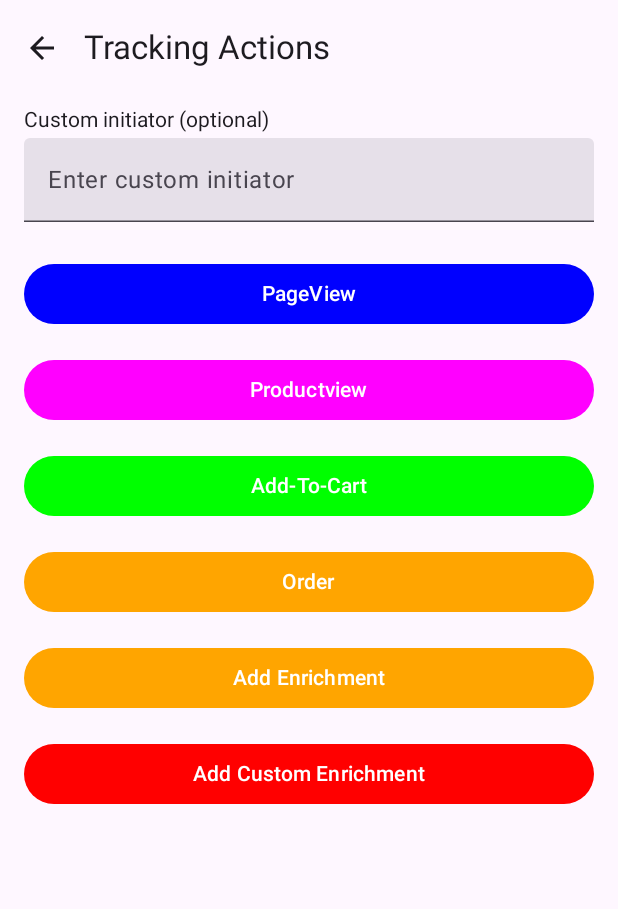
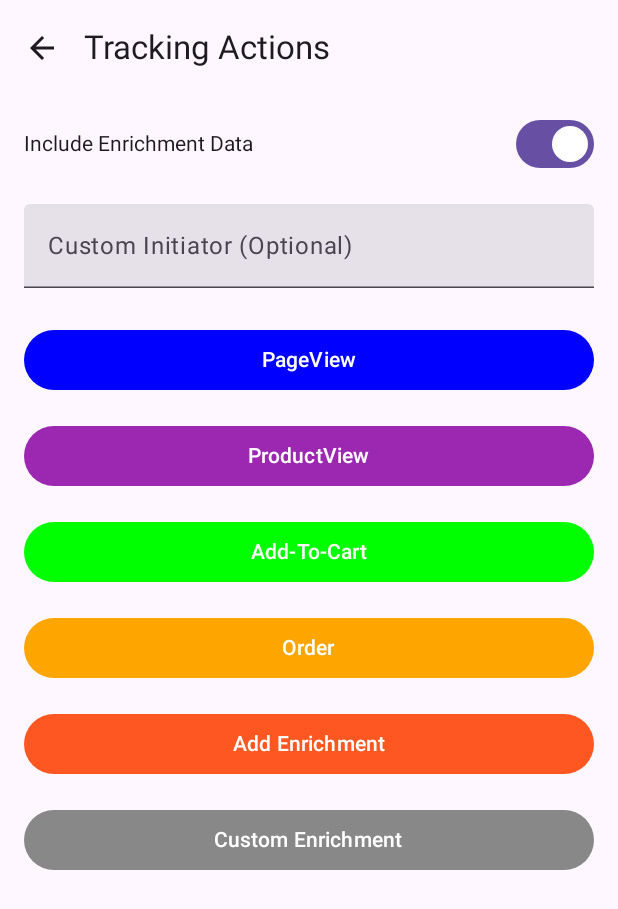
Before and after one commit to JENTISDev/jentis-sdk-android-app-example, an Android app built with Jetpack Compose: the TrackingScreen screen opened through its navigation route, on a phone screen of 412 x 824 dp. Shown: the top 909 px of the screen. Run offline under Robolectric (Android 15) with nearby library versions, the phone set to English and light mode, and no system bars; libraries missing offline, so code that uses them is left out: com.jentis.sdk.

Commit message:
APP-182 - Enrichments Improvements

```diff
--- a/app/build.gradle.kts
+++ b/app/build.gradle.kts
@@ -12,7 +12,7 @@ android {
         minSdk = 28
         targetSdk = 34
         versionCode = 1
-        versionName = "1.0.17"
+        versionName = "1.0.20"
 
         testInstrumentationRunner = "androidx.test.runner.AndroidJUnitRunner"
         vectorDrawables {
@@ -76,7 +76,7 @@ dependencies {
     implementation("androidx.navigation:navigation-compose:2.8.4")
 
     // Implemented jentis SDK
-    implementation("com.github.JENTISDev:jentis-sdk-android:1.0.30")
+    implementation("com.github.JENTISDev:jentis-sdk-android:1.0.33")
 
     //Firebase
     implementation(platform("com.google.firebase:firebase-bom:33.4.0"))
--- a/app/src/main/java/com/jentis/jentisappexample/Application.kt
+++ b/app/src/main/java/com/jentis/jentisappexample/Application.kt
@@ -56,7 +56,9 @@ class Application : Application() {
             debugCode = debugCode,
             authToken = null,
             sessionTimeoutParam = sessionTimeout.toIntOrNull(),
-            protocol = protocol
+            protocol = protocol,
+            enableOfflineTracking = true,
+            offlineTimeout = 3600
         )
     }
 }
--- a/app/src/main/java/com/jentis/jentisappexample/fragments/TrackingScreen.kt
+++ b/app/src/main/java/com/jentis/jentisappexample/fragments/TrackingScreen.kt
@@ -2,6 +2,7 @@ package com.jentis.jentisappexample.fragments
 
 import androidx.compose.foundation.layout.Arrangement
 import androidx.compose.foundation.layout.Column
+import androidx.compose.foundation.layout.Row
 import androidx.compose.foundation.layout.fillMaxSize
 import androidx.compose.foundation.layout.fillMaxWidth
 import androidx.compose.foundation.layout.padding
@@ -13,12 +14,14 @@ import androidx.compose.material3.ExperimentalMaterial3Api
 import androidx.compose.material3.Icon
 import androidx.compose.material3.IconButton
 import androidx.compose.material3.Scaffold
+import androidx.compose.material3.Switch
 import androidx.compose.material3.Text
 import androidx.compose.material3.TextField
 import androidx.compose.material3.TopAppBar
 import androidx.compose.runtime.Composable
 import androidx.compose.runtime.mutableStateOf
 import androidx.compose.runtime.remember
+import androidx.compose.ui.Alignment
 import androidx.compose.ui.Modifier
 import androidx.compose.ui.graphics.Color
 import androidx.compose.ui.unit.dp
@@ -28,8 +31,8 @@ import com.jentis.sdk.jentissdk.JentisTrackService
 @OptIn(ExperimentalMaterial3Api::class)
 @Composable
 fun TrackingScreen(navController: NavController) {
-
     val customInitiator = remember { mutableStateOf("") }
+    val includeEnrichmentData = remember { mutableStateOf(true) }
 
     Scaffold(
         topBar = {
@@ -50,94 +53,89 @@ fun TrackingScreen(navController: NavController) {
                     .padding(horizontal = 16.dp, vertical = 8.dp),
                 verticalArrangement = Arrangement.Top
             ) {
+                // Include Enrichment Data
+                Row(
+                    verticalAlignment = Alignment.CenterVertically,
+                    modifier = Modifier
+                        .fillMaxWidth()
+                        .padding(bottom = 16.dp)
+                ) {
                     Text(
-                    text = "Custom initiator (optional)",
-                    modifier = Modifier.padding(bottom = 4.dp)
+                        text = "Include Enrichment Data",
+                        modifier = Modifier.weight(1f)
                     )
+                    Switch(
+                        checked = includeEnrichmentData.value,
+                        onCheckedChange = { includeEnrichmentData.value = it }
+                    )
+                }
 
+                // Custom Initiator Field
                 TextField(
                     value = customInitiator.value,
                     onValueChange = { customInitiator.value = it },
-                    label = { Text("Enter custom initiator") },
+                    label = { Text("Custom Initiator (Optional)") },
                     modifier = Modifier
                         .fillMaxWidth()
                         .padding(bottom = 16.dp)
                 )
 
+                // Buttons Section
+                TrackingButton(
+                    label = "PageView",
+                    backgroundColor = Color.Blue,
+                    onClick = { addPageView(customInitiator.value) }
+                )
+                TrackingButton(
+                    label = "ProductView",
+                    backgroundColor = Color(0xFF9C27B0), // Purple
+                    onClick = { addProductView(customInitiator.value) }
+                )
+                TrackingButton(
+                    label = "Add-To-Cart",
+                    backgroundColor = Color.Green,
+                    onClick = { addToCart(customInitiator.value) }
+                )
+                TrackingButton(
+                    label = "Order",
+                    backgroundColor = Color(0xFFFFA500), // Orange
+                    onClick = { addOrders(customInitiator.value) }
+                )
+                TrackingButton(
+                    label = "Add Enrichment",
+                    backgroundColor = Color(0xFFFF5722), // Deep Orange
+                    onClick = { addEnrichment() }
+                )
+                TrackingButton(
+                    label = "Custom Enrichment",
+                    backgroundColor = Color.Gray,
+                    onClick = { addCustomEnrichment() }
+                )
+            }
+        }
+    )
+}
+
+@Composable
+fun TrackingButton(label: String, backgroundColor: Color, onClick: () -> Unit) {
     Button(
-                    onClick = {
-                        addPageView(customInitiator.value)
-                    },
-                    colors = ButtonDefaults.buttonColors(containerColor = Color.Blue),
+        onClick = onClick,
+        colors = ButtonDefaults.buttonColors(containerColor = backgroundColor),
         modifier = Modifier
             .fillMaxWidth()
             .padding(vertical = 8.dp)
     ) {
-                    Text("PageView")
-                }
-
-                Button(
-                    onClick = {
-                        addProductView(customInitiator.value)
-                    },
-                    colors = ButtonDefaults.buttonColors(containerColor = Color.Magenta),
-                    modifier = Modifier
-                        .fillMaxWidth()
-                        .padding(vertical = 8.dp)
+        Row(
+            verticalAlignment = Alignment.CenterVertically,
+            horizontalArrangement = Arrangement.Center,
+            modifier = Modifier.fillMaxWidth()
         ) {
-                    Text("Productview")
-                }
-
-                Button(
-                    onClick = {
-                        addToCart(customInitiator.value)
-                    },
-                    colors = ButtonDefaults.buttonColors(containerColor = Color.Green),
-                    modifier = Modifier
-                        .fillMaxWidth()
-                        .padding(vertical = 8.dp)
-                ) {
-                    Text("Add-To-Cart")
-                }
-
-                Button(
-                    onClick = {
-                        addOrders(customInitiator.value)
-                    },
-                    colors = ButtonDefaults.buttonColors(containerColor = Color(0xFFFFA500)),
-                    modifier = Modifier
-                        .fillMaxWidth()
-                        .padding(vertical = 8.dp)
-                ) {
-                    Text("Order")
-                }
-
-                Button(
-                    onClick = {
-                        addEnrichment()
-                    },
-                    colors = ButtonDefaults.buttonColors(containerColor = Color(0xFFFFA500)),
-                    modifier = Modifier
-                        .fillMaxWidth()
-                        .padding(vertical = 8.dp)
-                ) {
-                    Text("Add Enrichment")
-                }
-
-                Button(
-                    onClick = {
-                        addCustomEnrichment()
-                    },
-                    colors = ButtonDefaults.buttonColors(containerColor = Color.Red),
-                    modifier = Modifier
-                        .fillMaxWidth()
-                        .padding(vertical = 8.dp)
-                ) {
-                    Text("Add Custom Enrichment")
+            Text(
+                text = label,
+                color = Color.White
+            )
         }
     }
-        }
-    )
 }
 
 fun addPageView(customInitiator: String) {
@@ -287,7 +285,7 @@ fun addEnrichment() {
 fun addCustomEnrichment() {
     val enrichmentMap = mapOf(
         "plugin" to mapOf(
-            "pluginId" to "enrichment_xxxlprodfeed"
+            "pluginId" to "enrichment_xxxlprodfeed_custom_felipe"
         ),
         "enrichment" to mapOf(
             "variablesEnrichment" to listOf("enrichment_product_variant")
--- a/gradle.properties
+++ b/gradle.properties
@@ -21,3 +21,4 @@ kotlin.code.style=official
 # resources declared in the library itself and none from the library's dependencies,
 # thereby reducing the size of the R class for that library
 android.nonTransitiveRClass=true
+authToken=jp_gcs6hkvne2f97jdnosqm6mgnm3
--- a/settings.gradle.kts
+++ b/settings.gradle.kts
@@ -10,7 +10,10 @@ dependencyResolutionManagement {
     repositories {
         google()
         mavenCentral()
-        maven { url = uri("https://jitpack.io") }
+        maven {
+            url = uri("https://jitpack.io")
+            credentials { username = "jp_gcs6hkvne2f97jdnosqm6mgnm3" }
+        }
     }
 }
 
```
Lines whose indentation alone changed are shown as unchanged.
